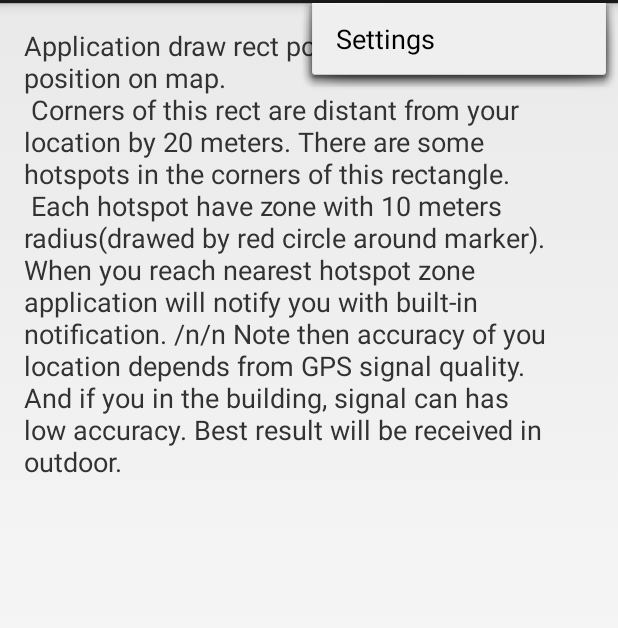
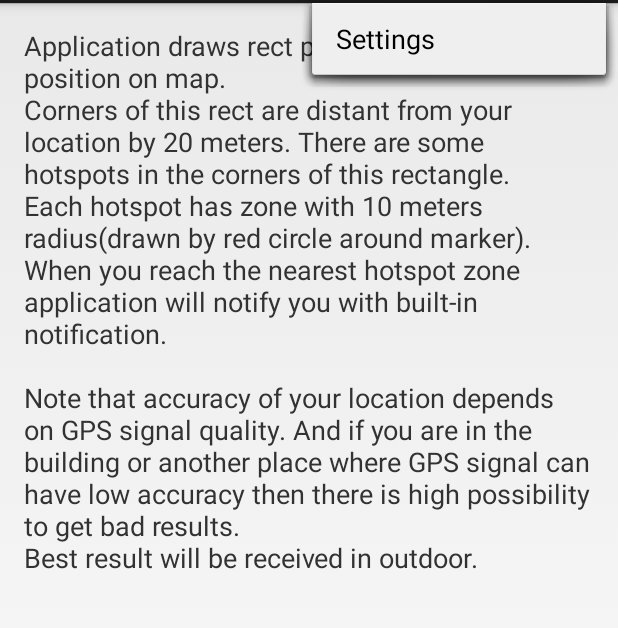
Before and after one commit to nrudenko/SpotTracker, an Android app: the screen it shows after launch (MainActivity), with the options menu open, on a phone screen of 412 x 824 dp, the part 69-697 px from its top. Run offline under Robolectric (Android 15) with nearby library versions, the phone set to English and light mode, and no system bars; 2 statements that could not run were skipped.

Commit message:
Texts update

```diff
--- a/app/src/main/res/layout/fragment_about.xml
+++ b/app/src/main/res/layout/fragment_about.xml
@@ -8,11 +8,15 @@
     android:paddingBottom="@dimen/activity_vertical_margin"
     tools:context="com.github.nrudenko.spottracker.fragment.AboutFragment">
 
-    <TextView
-        android:id="@+id/about"
-        android:layout_width="wrap_content"
-        android:layout_height="wrap_content"
-        android:text="@string/about"
-        android:textSize="@dimen/about_text_size"/>
+    <ScrollView
+        android:layout_width="match_parent"
+        android:layout_height="match_parent">
 
+        <TextView
+            android:id="@+id/about"
+            android:layout_width="wrap_content"
+            android:layout_height="wrap_content"
+            android:text="@string/about"
+            android:textSize="@dimen/about_text_size" />
+    </ScrollView>
 </RelativeLayout>
--- a/app/src/main/res/values/strings.xml
+++ b/app/src/main/res/values/strings.xml
@@ -24,12 +24,11 @@
     <string name="hotspot_two">Second hotspot</string>
     <string name="hotspot_three">Third hotspot</string>
     <string name="hotspot_four">Forth hotspot</string>
-    <string name="about">Application draw rect polygon around you position on map.\n Corners of this rect are distant from your location by 20 meters.
-    There are some hotspots in the corners of this rectangle.\n Each hotspot have zone with 10 meters radius(drawed by red circle around marker).
-    When you reach nearest hotspot zone application will notify you with built-in notification.
-    /n/n
-    Note then accuracy of you location depends from GPS signal quality. And if you in the building, signal can has low accuracy.
-    Best result will be received in outdoor.
+    <string name="about">Application draws rect polygon around your position on map. \nCorners of this rect are distant from your location by 20 meters.
+There are some "hotspots" in the corners of this rectangle. \nEach hotspot has zone with 10 meters radius(drawn by red circle around marker).
+\nWhen you reach the nearest "hotspot zone" application will notify you with built-in notification.
+\n\nNote that accuracy of your location depends on GPS signal quality. And if you are in the building or another place where GPS signal can have low accuracy then there is high possibility to get bad results.
+        \nBest result will be received in outdoor.
     </string>
     <string name="connected">GPS connected</string>
 </resources>
```
Also changed, not shown: 3 other files.
